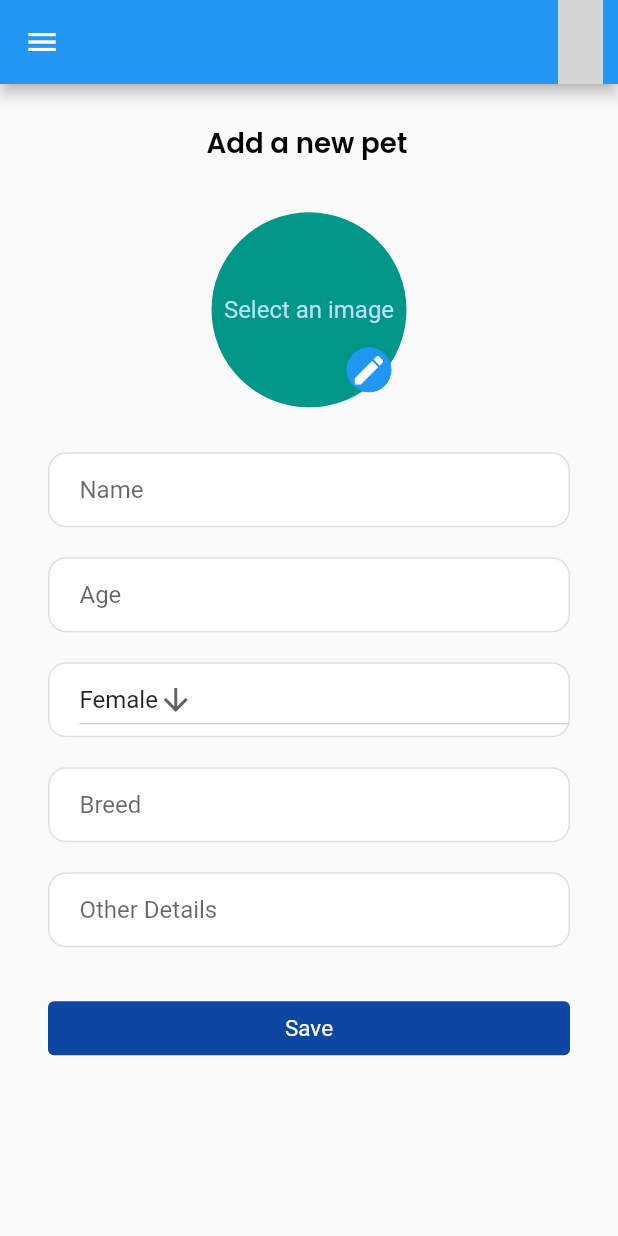
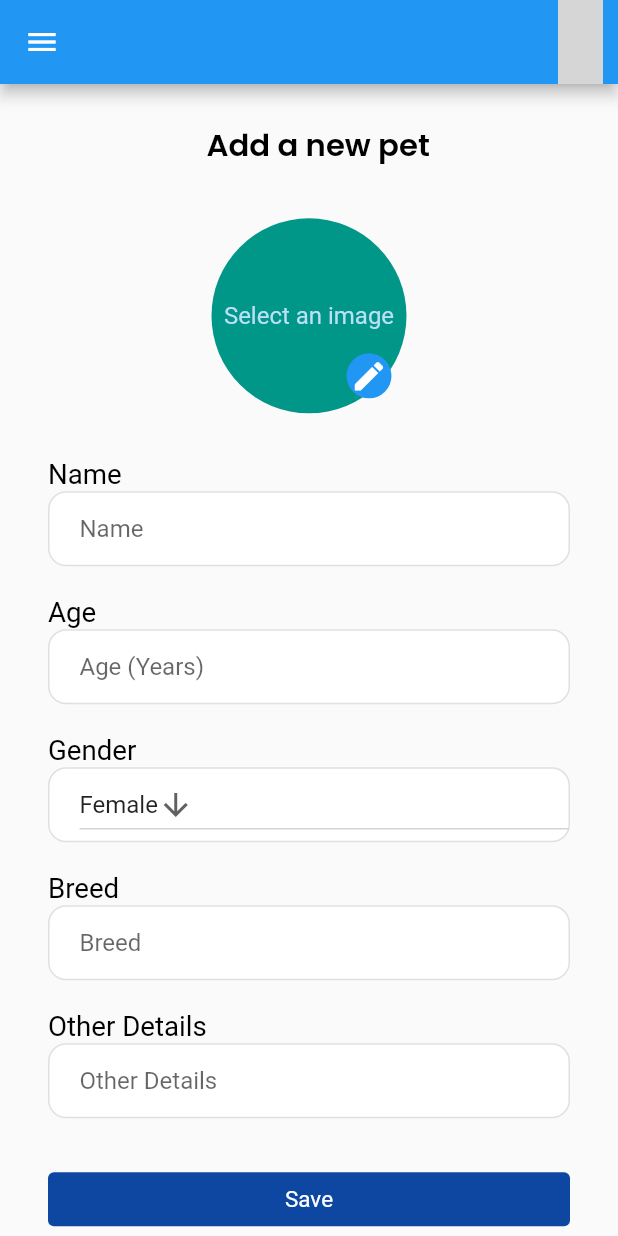
Before and after one commit to shaniyafernando/vet_me, a Flutter app: the PetProfile screen opened directly, on a phone screen of 412 x 824 dp. Run offline on Flutter 3.47's test engine with Material 2 defaults, Android fonts, the phone set to English and light mode, and no system bars; our stand-ins replace cloud_firestore, firebase_auth, firebase_core, flutter_riverpod, google_fonts, google_places_flutter and 3 more; missing offline and left inert: draggable_fab, flutter_advanced_avatar, geoflutterfire2; accounts and stored records are empty; Roboto replaces fonts that are missing (KrubKrub:wght@600); grey boxes are pictures that could not be loaded.

Commit message:
My UIs after doing the recent Amendments

```diff
--- a/lib/screens/pet-owner/create-pet-profile.dart
+++ b/lib/screens/pet-owner/create-pet-profile.dart
@@ -1,4 +1,6 @@
 import 'package:flutter/material.dart';
+import 'package:google_places_flutter/google_places_flutter.dart';
+import 'package:mad_cw2_vet_me/screens/pet-owner/list-of-pets.dart';
 import '../../utils.dart';
 import '../widgets/profile-avatar.dart';
 import 'package:mad_cw2_vet_me/screens/widgets/text-field.dart';
@@ -6,12 +8,12 @@ import '../widgets/profile_pic.dart';
 
 const List<String> list = <String>['Female','Male'];
 
+class PetProfile extends StatelessWidget {
 
-class PetProfile extends StatelessWidget {
   final TextEditingController _nameController = TextEditingController();
   final TextEditingController _ageController = TextEditingController();
   final TextEditingController _breedController = TextEditingController();
-  final TextEditingController _otherController = TextEditingController();
+  final TextEditingController _detailsController = TextEditingController();
   String dropdownValue = list.first;
 
   PetProfile({super.key});
@@ -19,8 +21,12 @@ class PetProfile extends StatelessWidget {
   @override
   Widget build(BuildContext context) {
     double baseWidth = 390;
-    double fem = MediaQuery.of(context).size.width / baseWidth;
+    double fem = MediaQuery
+        .of(context)
+        .size
+        .width / baseWidth;
     double ffem = fem * 0.97;
+
 
     return Scaffold(
       appBar: AppBar(
@@ -41,7 +47,7 @@ class PetProfile extends StatelessWidget {
               'Add a new pet',
               style: SafeGoogleFont(
                 'Poppins',
-                fontSize: 18 * ffem,
+                fontSize: 20 * ffem,
                 fontWeight: FontWeight.w600,
                 height: 1.9462193383 * ffem / fem,
                 color: const Color(0xff000000),
@@ -55,6 +61,14 @@ class PetProfile extends StatelessWidget {
           const SizedBox(
             height: 30.0,
           ),
+          Text(
+            'Name',
+            style: SafeGoogleFont(
+              'KrubKrub:wght@600',
+              fontSize: 18 * ffem,
+              color: const Color(0xff000000),
+            ),
+          ),
           InputField(
               hintText: "Name",
               controller: _nameController,
@@ -62,12 +76,42 @@ class PetProfile extends StatelessWidget {
           const SizedBox(
             height: 20.0,
           ),
-          InputField(
-              hintText: "Age",
-              controller: _ageController,
-              obscureText: false),
+          Text(
+            'Age',
+            style: SafeGoogleFont(
+              'KrubKrub:wght@600',
+              fontSize: 18 * ffem,
+              color: const Color(0xff000000),
+            ),
+          ),
+          Container(
+              decoration: BoxDecoration(
+                  color: Colors.white,
+                  border: Border.all(color: Colors.grey.shade300),
+                  borderRadius: BorderRadius.circular(12.0)),
+              child: Padding(
+                  padding: const EdgeInsets.only(left: 20.0),
+                  child: TextField(
+                    keyboardType: TextInputType.number,
+                    textInputAction: TextInputAction.done,
+                    controller: _ageController,
+                    decoration: const InputDecoration(
+                        border: InputBorder.none,
+                        hintText: "Age (Years)"
+                    ),
+                  )
+              )
+          ),
           const SizedBox(
             height: 20.0,
+          ),
+          Text(
+            'Gender',
+            style: SafeGoogleFont(
+              'KrubKrub:wght@600',
+              fontSize: 18 * ffem,
+              color: const Color(0xff000000),
+            ),
           ),
           Container(
               decoration: BoxDecoration(
@@ -82,7 +126,7 @@ class PetProfile extends StatelessWidget {
                     elevation: 0,
                     onChanged: (String? value) {
                       // This is called when the user selects an item.
-                        dropdownValue = value!;
+                      dropdownValue = value!;
                     },
                     items: list.map<DropdownMenuItem<String>>((String value) {
                       return DropdownMenuItem<String>(
@@ -96,6 +140,14 @@ class PetProfile extends StatelessWidget {
           const SizedBox(
             height: 20.0,
           ),
+          Text(
+            'Breed',
+            style: SafeGoogleFont(
+              'KrubKrub:wght@600',
+              fontSize: 18 * ffem,
+              color: const Color(0xff000000),
+            ),
+          ),
           InputField(
               hintText: "Breed",
               controller: _breedController,
@@ -103,9 +155,17 @@ class PetProfile extends StatelessWidget {
           const SizedBox(
             height: 20.0,
           ),
+          Text(
+            'Other Details',
+            style: SafeGoogleFont(
+              'KrubKrub:wght@600',
+              fontSize: 18 * ffem,
+              color: const Color(0xff000000),
+            ),
+          ),
           InputField(
               hintText: "Other Details",
-              controller: _otherController,
+              controller: _detailsController,
               obscureText: false),
           const SizedBox(
             height: 30.0,
@@ -116,9 +176,24 @@ class PetProfile extends StatelessWidget {
                   backgroundColor: Colors.blue.shade900,
                   textStyle: const TextStyle(fontSize: 15)),
               onPressed: () {},
-              child: const Text('Save'))
+              child: const Text('Save')),
+          const SizedBox(
+            height: 30.0,
+          ),
+          TextButton(
+              style: TextButton.styleFrom(
+                  shape: CircleBorder(),
+                  padding: EdgeInsets.all(15),
+                  foregroundColor: Colors.white,
+                  backgroundColor: Colors.green.shade900,
+                  textStyle: const TextStyle(fontSize: 15)),
+              onPressed: () {
+                Navigator.of(context).push(MaterialPageRoute(builder: (context) => PetList()));
+              },
+              child: const Icon(Icons.filter_list_alt))
         ],
       ),
     );
   }
+
 }
--- a/lib/screens/pet-owner/list-of-pets.dart
+++ b/lib/screens/pet-owner/list-of-pets.dart
@@ -60,7 +60,7 @@ class _PetListDashboardState extends State<PetList> {
                 height: 10.0,
               ),
               const PetDetails(
-                name: 'Poppy',
+                name: 'Chiko',
                 category: 'Labrador',),
               const SizedBox(
                 height: 10.0,
```
Also changed, not shown: lib/screens/pet-owner/view-pet.dart (+75 -7 lines).
